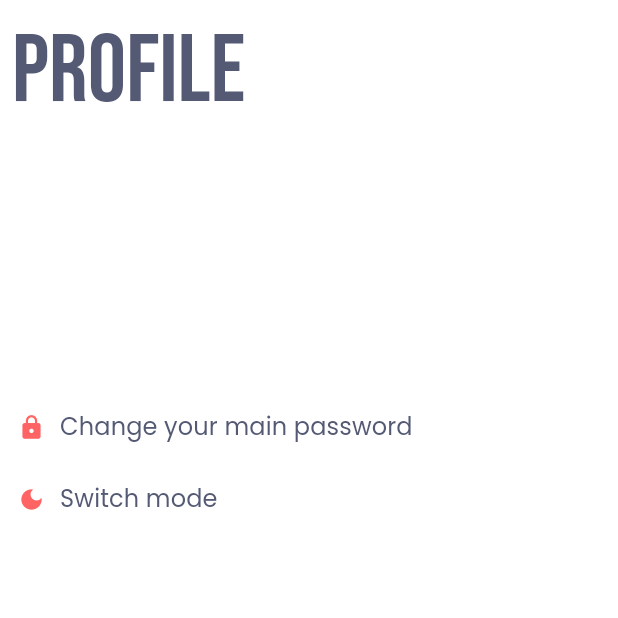
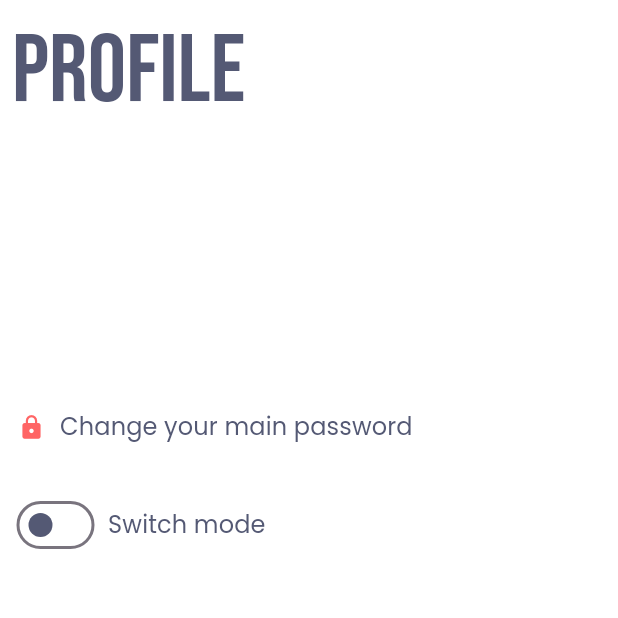
Before and after one commit to fatmakhadidja/One-Pass, a Flutter app: the screen it shows after launch, after a tap on "Change your main password", on a phone screen of 412 x 824 dp, the top half of it. Run offline on Flutter 3.47's test engine with Material 3 defaults, Android fonts, the phone set to English and light mode, and no system bars; our stand-ins replace loading_indicator, shared_preferences, sqflite; accounts and stored records are empty.

Commit message:
Finished profile UI page

```diff
--- a/passwords_manager/lib/main.dart
+++ b/passwords_manager/lib/main.dart
@@ -7,6 +7,7 @@ import 'package:passwords_manager/screens/profile.dart';
 import 'package:passwords_manager/screens/update.dart';
 import 'package:passwords_manager/theme/theme_constants.dart';
 import 'package:passwords_manager/theme/theme_manager.dart';
+import 'screens/splash.dart';
 
 void main() async {
   WidgetsFlutterBinding.ensureInitialized();
--- a/passwords_manager/lib/screens/profile.dart
+++ b/passwords_manager/lib/screens/profile.dart
@@ -28,21 +28,28 @@ class _ProfileState extends State<Profile> {
             SizedBox(height: MediaQuery.of(context).size.height * 0.2),
             ProfileButton(
               buttonText: 'Change your main password',
-              icon: Icons.lock,
-              function: () async {},
+              prefix: Icon(Icons.lock, color: primaryColor),
             ),
+            SizedBox(height: MediaQuery.of(context).size.height * 0.01),
             ProfileButton(
               buttonText: 'Switch mode',
-              icon:
-                  themeManager.themeMode == ThemeMode.light
-                      ? Icons.dark_mode
-                      : Icons.light_mode,
-              function: () async {
-                await themeManager.toggleTheme(
-                  themeManager.themeMode == ThemeMode.dark,
-                );
-                setState(() {});
-              },
+              prefix: SizedBox(
+                width: 50,
+                height: 50,
+                child: Switch(
+                  value: themeManager.themeMode == ThemeMode.dark,
+                  onChanged: (bool isDark) async {
+                    await themeManager.toggleTheme(isDark);
+                    setState(() {});
+                  },
+                  activeColor: primaryColor,
+                  activeTrackColor: Color.fromARGB(255, 235, 182, 182),
+                  inactiveThumbColor: secondaryColor,
+                  inactiveTrackColor:
+                      Colors.white ,
+                  splashRadius: 20.0,
+                ),
+              ),
             ),
           ],
         ),
@@ -52,15 +59,13 @@ class _ProfileState extends State<Profile> {
 }
 
 class ProfileButton extends StatefulWidget {
-  final Future<void> Function() function;
   final String buttonText;
-  final IconData icon;
+  final Widget prefix;
 
   const ProfileButton({
     super.key,
     required this.buttonText,
-    required this.icon,
-    required this.function,
+    required this.prefix,
   });
 
   @override
@@ -71,15 +76,12 @@ class _ProfileButtonState extends State<ProfileButton> {
   @override
   Widget build(BuildContext context) {
     return TextButton(
-      onPressed: () async {
-        await themeManager.toggleTheme(
-          themeManager.themeMode == ThemeMode.dark,
-        );
-      },
+      onPressed: () {},
       child: Row(
         mainAxisAlignment: MainAxisAlignment.start,
         children: [
-          Icon(widget.icon, color: primaryColor),
+          widget.prefix,
+          // Icon(widget.icon, color: primaryColor),
           SizedBox(width: 10),
           Text(
             widget.buttonText,
```
